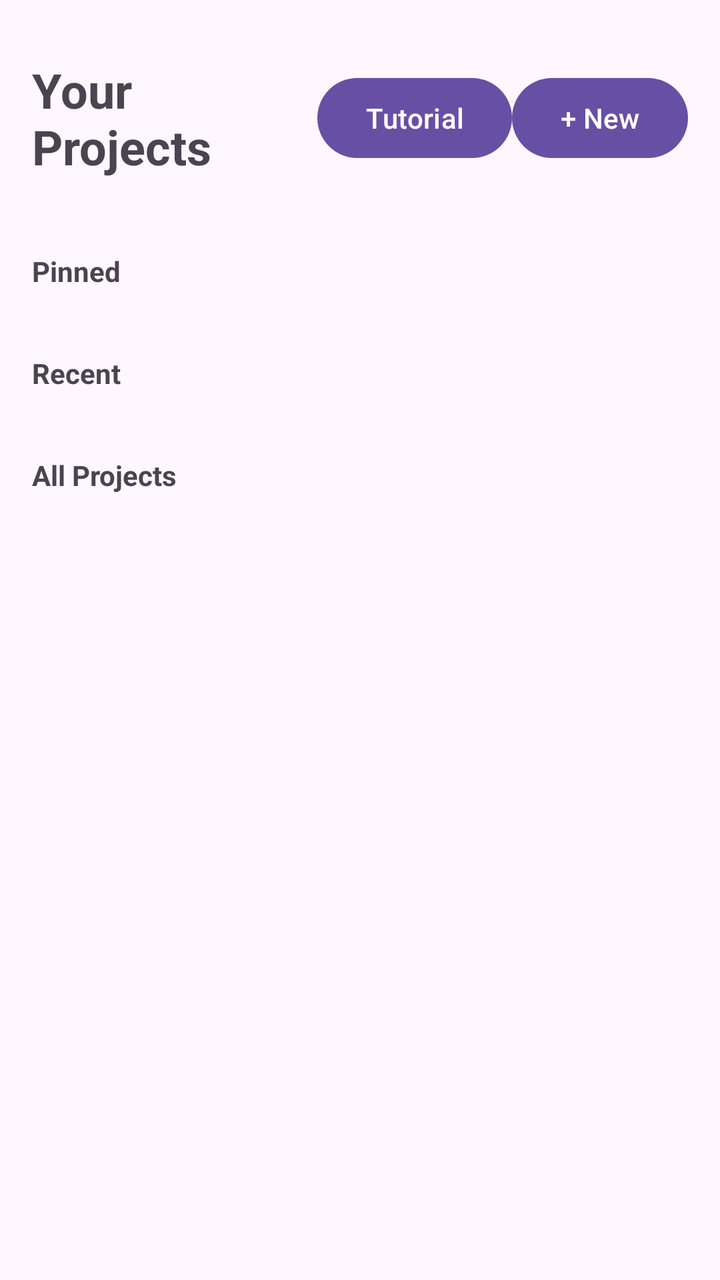
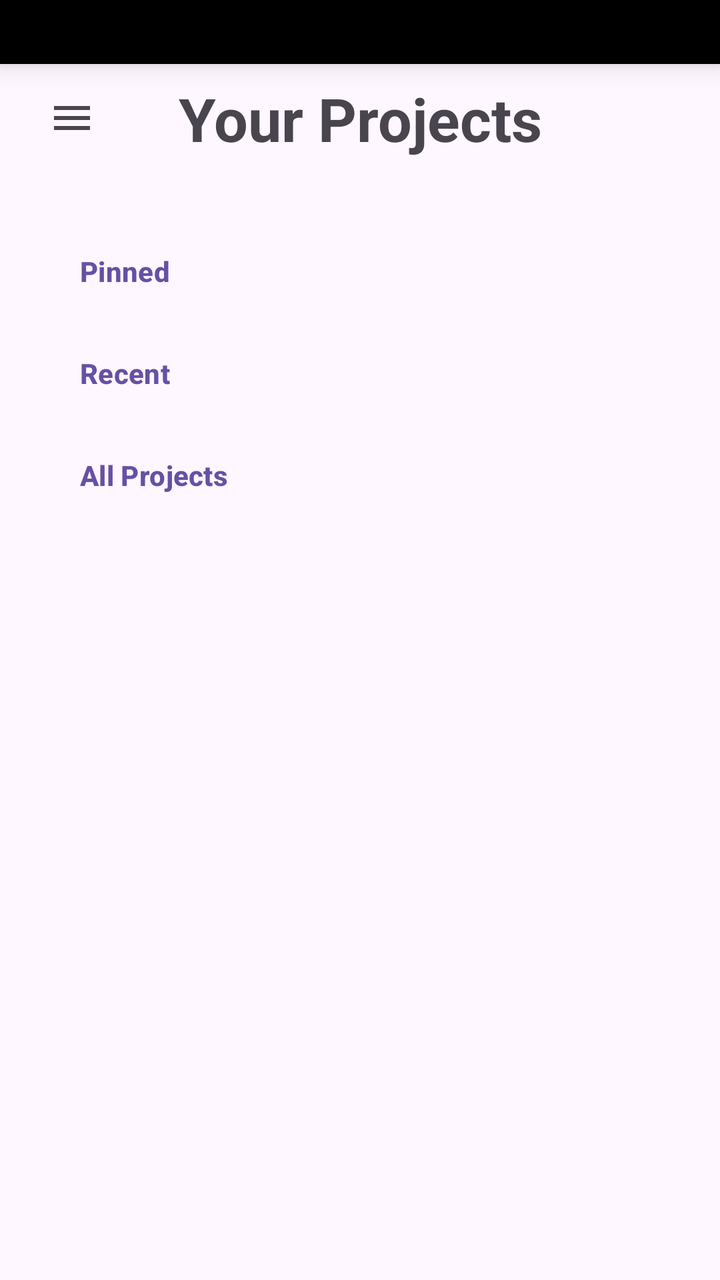

Two renders of the same Android screen: before a commit and after it. Below are the layout's source before the change and the commit's diff.
<!-- AndroidManifest.xml: application theme Theme.CSIDEANDROID -->
<!-- res/layout/activity_projects_browser.xml -->
<?xml version="1.0" encoding="utf-8"?>
<androidx.core.widget.NestedScrollView xmlns:android="http://schemas.android.com/apk/res/android"
    xmlns:app="http://schemas.android.com/apk/res-auto"
    android:layout_width="match_parent"
    android:layout_height="match_parent"
    android:clipToPadding="false"
    android:paddingBottom="32dp">

    <LinearLayout
        android:layout_width="match_parent"
        android:layout_height="wrap_content"
        android:orientation="vertical"
        android:padding="16dp">

        <LinearLayout
            android:layout_width="match_parent"
            android:layout_height="86dp"
            android:gravity="center_vertical"
            android:orientation="horizontal">

            <TextView
                android:id="@+id/txtTitle"
                android:layout_width="0dp"
                android:layout_height="wrap_content"
                android:layout_weight="1"
                android:text="Your Projects"
                android:textSize="24sp"
                android:textStyle="bold" />

            <Button
                android:id="@+id/btnTutorial"
                android:layout_width="wrap_content"
                android:layout_height="wrap_content"
                android:text="Tutorial" />

            <Button
                android:id="@+id/btnNewProject"
                android:layout_width="wrap_content"
                android:layout_height="wrap_content"
                android:text="+ New" />
        </LinearLayout>

        <TextView
            android:id="@+id/txtPinnedHeader"
            android:layout_width="match_parent"
            android:layout_height="wrap_content"
            android:paddingTop="24dp"
            android:paddingBottom="8dp"
            android:text="Pinned"
            android:textStyle="bold" />

        <androidx.recyclerview.widget.RecyclerView
            android:id="@+id/recyclerPinned"
            android:layout_width="match_parent"
            android:layout_height="wrap_content"
            android:nestedScrollingEnabled="false"
            app:layoutManager="androidx.recyclerview.widget.GridLayoutManager"
            app:spanCount="2" />

        <TextView
            android:id="@+id/txtRecentHeader"
            android:layout_width="match_parent"
            android:layout_height="wrap_content"
            android:paddingTop="24dp"
            android:paddingBottom="8dp"
            android:text="Recent"
            android:textStyle="bold" />

        <androidx.recyclerview.widget.RecyclerView
            android:id="@+id/recyclerRecent"
            android:layout_width="match_parent"
            android:layout_height="wrap_content"
            android:nestedScrollingEnabled="false"
            app:layoutManager="androidx.recyclerview.widget.GridLayoutManager"
            app:spanCount="2" />

        <TextView
            android:id="@+id/txtAllHeader"
            android:layout_width="match_parent"
            android:layout_height="wrap_content"
            android:paddingTop="24dp"
            android:paddingBottom="8dp"
            android:text="All Projects"
            android:textStyle="bold" />

        <androidx.recyclerview.widget.RecyclerView
            android:id="@+id/recyclerAll"
            android:layout_width="match_parent"
            android:layout_height="wrap_content"
            android:nestedScrollingEnabled="false"
            app:layoutManager="androidx.recyclerview.widget.GridLayoutManager"
            app:spanCount="2" />

        <TextView
            android:id="@+id/txtEmptyProjects"
            android:layout_width="match_parent"
            android:layout_height="wrap_content"
            android:gravity="center"
            android:padding="24dp"
            android:text="No projects yet. Tap + New."
            android:visibility="gone" />
    </LinearLayout>
</androidx.core.widget.NestedScrollView>
<!-- resources referenced by this layout -->
<resources>
  <style name="Theme.CSIDEANDROID" parent="Base.Theme.CSIDEANDROID" />
  <style name="Base.Theme.CSIDEANDROID" parent="Theme.Material3.DayNight.NoActionBar">
      </style>
</resources>

<!-- the commit's change to res/layout/activity_projects_browser.xml (unified diff, before → after) -->
@@ -1,103 +1,230 @@
 <?xml version="1.0" encoding="utf-8"?>
-<androidx.core.widget.NestedScrollView xmlns:android="http://schemas.android.com/apk/res/android"
+<FrameLayout xmlns:android="http://schemas.android.com/apk/res/android"
     xmlns:app="http://schemas.android.com/apk/res-auto"
     android:layout_width="match_parent"
-    android:layout_height="match_parent"
-    android:clipToPadding="false"
-    android:paddingBottom="32dp">
+    android:layout_height="match_parent">
 
     <LinearLayout
+        android:id="@+id/rootProjectsBrowser"
         android:layout_width="match_parent"
-        android:layout_height="wrap_content"
-        android:orientation="vertical"
-        android:padding="16dp">
-
+        android:layout_height="match_parent"
+        android:orientation="horizontal">
+
+        
         <LinearLayout
-            android:layout_width="match_parent"
-            android:layout_height="86dp"
-            android:gravity="center_vertical"
-            android:orientation="horizontal">
-
-            <TextView
-                android:id="@+id/txtTitle"
-                android:layout_width="0dp"
+            android:id="@+id/sideMenu"
+            android:background="?attr/colorSurfaceVariant"
+            android:layout_width="0dp"
+            android:layout_height="match_parent"
+            android:orientation="vertical"
+            android:padding="40dp"
+            android:visibility="visible">
+
+            <Button
+                android:id="@+id/btnNewProject"
+                android:layout_width="match_parent"
+                android:layout_height="40dp"
+                android:text="+ Create" />
+
+            <Button
+                android:id="@+id/btnTutorial"
+                android:layout_width="match_parent"
+                android:layout_height="40dp"
+                android:layout_marginTop="8dp"
+                android:text="Tutorial" />
+
+
+
+            <Button
+                android:id="@+id/btnHelp"
+                android:layout_width="match_parent"
+                android:layout_height="40dp"
+                android:layout_marginTop="8dp"
+                android:text="Help" />
+            <Button
+                android:id="@+id/btnRelocate"
+                android:layout_width="match_parent"
+                android:layout_height="40dp"
+                android:layout_marginTop="8dp"
+                android:text="Reselect" />
+        </LinearLayout>
+
+        <androidx.core.widget.NestedScrollView
+            android:id="@+id/projectsScroll"
+            android:layout_width="0dp"
+            android:layout_height="match_parent"
+            android:layout_weight="1"
+            android:clipToPadding="false"
+            android:paddingBottom="32dp">
+
+            <LinearLayout
+                android:layout_width="match_parent"
                 android:layout_height="wrap_content"
-                android:layout_weight="1"
-                android:text="Your Projects"
-                android:textSize="24sp"
-                android:textStyle="bold" />
-
-            <Button
-                android:id="@+id/btnTutorial"
-                android:layout_width="wrap_content"
-                android:layout_height="wrap_content"
-                android:text="Tutorial" />
-
-            <Button
-                android:id="@+id/btnNewProject"
-                android:layout_width="wrap_content"
-                android:layout_height="wrap_content"
-                android:text="+ New" />
-        </LinearLayout>
-
-        <TextView
-            android:id="@+id/txtPinnedHeader"
-            android:layout_width="match_parent"
-            android:layout_height="wrap_content"
-            android:paddingTop="24dp"
-            android:paddingBottom="8dp"
-            android:text="Pinned"
-            android:textStyle="bold" />
-
-        <androidx.recyclerview.widget.RecyclerView
-            android:id="@+id/recyclerPinned"
-            android:layout_width="match_parent"
-            android:layout_height="wrap_content"
-            android:nestedScrollingEnabled="false"
-            app:layoutManager="androidx.recyclerview.widget.GridLayoutManager"
-            app:spanCount="2" />
-
-        <TextView
-            android:id="@+id/txtRecentHeader"
-            android:layout_width="match_parent"
-            android:layout_height="wrap_content"
-            android:paddingTop="24dp"
-            android:paddingBottom="8dp"
-            android:text="Recent"
-            android:textStyle="bold" />
-
-        <androidx.recyclerview.widget.RecyclerView
-            android:id="@+id/recyclerRecent"
-            android:layout_width="match_parent"
-            android:layout_height="wrap_content"
-            android:nestedScrollingEnabled="false"
-            app:layoutManager="androidx.recyclerview.widget.GridLayoutManager"
-            app:spanCount="2" />
-
-        <TextView
-            android:id="@+id/txtAllHeader"
-            android:layout_width="match_parent"
-            android:layout_height="wrap_content"
-            android:paddingTop="24dp"
-            android:paddingBottom="8dp"
-            android:text="All Projects"
-            android:textStyle="bold" />
-
-        <androidx.recyclerview.widget.RecyclerView
-            android:id="@+id/recyclerAll"
-            android:layout_width="match_parent"
-            android:layout_height="wrap_content"
-            android:nestedScrollingEnabled="false"
-            app:layoutManager="androidx.recyclerview.widget.GridLayoutManager"
-            app:spanCount="2" />
-
-        <TextView
-            android:id="@+id/txtEmptyProjects"
-            android:layout_width="match_parent"
-            android:layout_height="wrap_content"
-            android:gravity="center"
-            android:padding="24dp"
-            android:text="No projects yet. Tap + New."
-            android:visibility="gone" />
+                android:orientation="vertical"
+                android:padding="16dp">
+
+                <androidx.constraintlayout.widget.ConstraintLayout
+                    android:layout_width="match_parent"
+                    android:layout_height="wrap_content"
+                    android:minHeight="86dp">
+
+                    <ImageButton
+                        android:id="@+id/btnMenuToggle"
+                        android:layout_width="40dp"
+                        android:layout_height="40dp"
+                        android:background="?attr/selectableItemBackgroundBorderless"
+                        android:contentDescription="Open menu"
+                        app:srcCompat="@drawable/ic_menu_24"
+                        app:layout_constraintStart_toStartOf="parent"
+                        app:layout_constraintTop_toTopOf="parent"
+                        app:layout_constraintBottom_toBottomOf="parent"
+                        app:tint="?attr/colorControlNormal" />
+
+                    
+                    <View
+                        android:id="@+id/rightSpacer"
+                        android:layout_width="40dp"
+                        android:layout_height="40dp"
+                        app:layout_constraintEnd_toEndOf="parent"
+                        app:layout_constraintTop_toTopOf="parent"
+                        app:layout_constraintBottom_toBottomOf="parent" />
+
+                    <TextView
+                        android:id="@+id/txtTitle"
+                        android:layout_width="0dp"
+                        android:layout_height="wrap_content"
+                        android:text="Your Projects"
+                        android:textSize="30sp"
+                        android:textStyle="bold"
+                        android:maxLines="2"
+                        android:textAlignment="center"
+                        app:layout_constraintStart_toStartOf="parent"
+                        app:layout_constraintEnd_toEndOf="parent"
+                        app:layout_constraintTop_toTopOf="parent"
+                        app:layout_constraintBottom_toBottomOf="parent"
+                        android:layout_marginStart="48dp"
+                        android:layout_marginEnd="48dp" />
+
+                </androidx.constraintlayout.widget.ConstraintLayout>
+
+                <Button
+                    android:id="@+id/txtPinnedHeader"
+                    android:layout_width="match_parent"
+                    android:layout_height="wrap_content"
+                    android:paddingTop="24dp"
+                    android:paddingBottom="8dp"
+                    android:text="Pinned"
+                    android:textStyle="bold"
+                    android:background="?attr/selectableItemBackground"
+                    android:textAllCaps="false"
+                    android:gravity="start|center_vertical"
+                    android:minHeight="0dp"
+                    android:insetTop="0dp"
+                    android:insetBottom="0dp"
+                    android:textColor="?attr/colorPrimary"
+                    />
+
+                <androidx.recyclerview.widget.RecyclerView
+                    android:id="@+id/recyclerPinned"
+                    android:layout_width="match_parent"
+                    android:layout_height="wrap_content"
+                    android:nestedScrollingEnabled="false"
+                    app:layoutManager="androidx.recyclerview.widget.GridLayoutManager"
+                    app:spanCount="2" />
+
+                <Button
+                    android:id="@+id/txtRecentHeader"
+                    android:layout_width="match_parent"
+                    android:layout_height="wrap_content"
+                    android:paddingTop="24dp"
+                    android:paddingBottom="8dp"
+                    android:text="Recent"
+                    android:textStyle="bold"
+                    android:background="?attr/selectableItemBackground"
+                    android:textAllCaps="false"
+                    android:gravity="start|center_vertical"
+                    android:minHeight="0dp"
+                    android:insetTop="0dp"
+                    android:insetBottom="0dp"
+                    android:textColor="?attr/colorPrimary"
+                    />
+
+                <androidx.recyclerview.widget.RecyclerView
+                    android:id="@+id/recyclerRecent"
+                    android:layout_width="match_parent"
+                    android:layout_height="wrap_content"
+                    android:nestedScrollingEnabled="false"
+                    app:layoutManager="androidx.recyclerview.widget.GridLayoutManager"
+                    app:spanCount="2" />
+
+                <Button
+                    android:id="@+id/txtAllHeader"
+                    android:layout_width="match_parent"
+                    android:layout_height="wrap_content"
+                    android:paddingTop="24dp"
+                    android:paddingBottom="8dp"
+                    android:text="All Projects"
+                    android:textStyle="bold"
+                    android:background="?attr/selectableItemBackground"
+                    android:textAllCaps="false"
+                    android:gravity="start|center_vertical"
+                    android:minHeight="0dp"
+                    android:insetTop="0dp"
+                    android:insetBottom="0dp"
+                    android:textColor="?attr/colorPrimary"
+                    />
+
+                <androidx.recyclerview.widget.RecyclerView
+                    android:id="@+id/recyclerAll"
+                    android:layout_width="match_parent"
+                    android:layout_height="wrap_content"
+                    android:nestedScrollingEnabled="false"
+                    app:layoutManager="androidx.recyclerview.widget.GridLayoutManager"
+                    app:spanCount="2" />
+
+                <TextView
+                    android:id="@+id/txtEmptyProjects"
+                    android:layout_width="match_parent"
+                    android:layout_height="wrap_content"
+                    android:gravity="center"
+                    android:padding="24dp"
+                    android:text="No projects yet."
+                    android:visibility="gone" />
+            </LinearLayout>
+        </androidx.core.widget.NestedScrollView>
+
     </LinearLayout>
-</androidx.core.widget.NestedScrollView>
+
+
+    
+    <View
+        android:id="@+id/topFillBar"
+        android:layout_width="match_parent"
+        android:layout_height="32dp"
+        android:background="#FF000000"
+        android:layout_gravity="top"
+        android:elevation="8dp" />
+
+
+    
+    <View
+        android:id="@+id/menuScrim"
+        android:layout_width="match_parent"
+        android:layout_height="match_parent"
+        android:background="@android:color/transparent"
+        android:clickable="true"
+        android:focusable="true"
+        android:visibility="gone" />
+
+
+    
+    <View
+        android:id="@+id/leftEdgeGrabber"
+        android:layout_width="24dp"
+        android:layout_height="match_parent"
+        android:layout_gravity="start"
+        android:clickable="true"
+        android:focusable="true"
+        android:background="@android:color/transparent" />
+
+</FrameLayout>
<!-- resource entries referenced after the edit -->
@@ -1,5 +1,16 @@
 <!-- resources referenced by this layout -->
 <resources>
+  <!-- drawable ic_menu_24 (drawable) -->
+  <?xml version="1.0" encoding="utf-8"?>
+  <vector xmlns:android="http://schemas.android.com/apk/res/android"
+      android:width="24dp"
+      android:height="24dp"
+      android:viewportWidth="24"
+      android:viewportHeight="24">
+      <path android:fillColor="#FF000000" android:pathData="M3,6h18v2H3z"/>
+      <path android:fillColor="#FF000000" android:pathData="M3,11h18v2H3z"/>
+      <path android:fillColor="#FF000000" android:pathData="M3,16h18v2H3z"/>
+  </vector>
   <style name="Theme.CSIDEANDROID" parent="Base.Theme.CSIDEANDROID" />
   <style name="Base.Theme.CSIDEANDROID" parent="Theme.Material3.DayNight.NoActionBar">
       </style>
